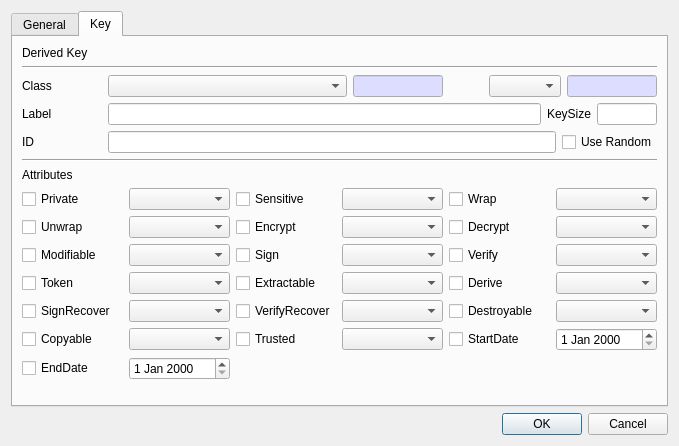
Before: the Qt Designer form CryptokiMan/derive_key_dlg.ui in jykim74/CryptokiMan, drawn with Qt 5.
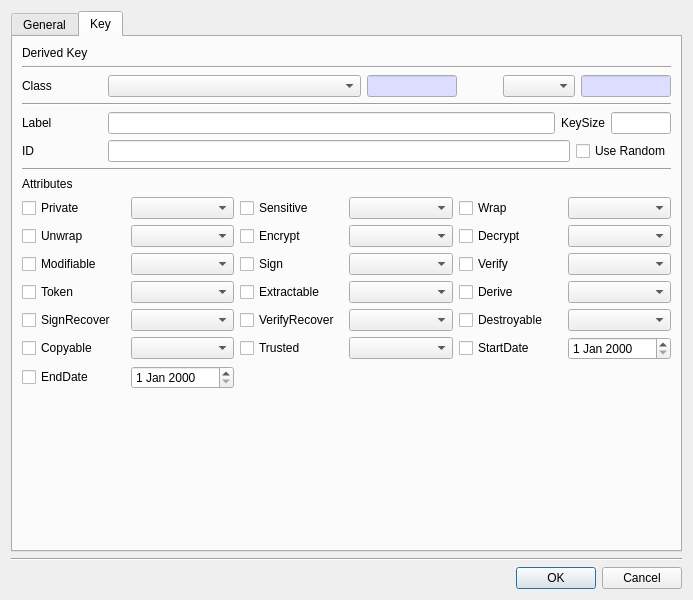
After: the same form once the commit is applied. The open tabs and pages were chosen to show the change.

```diff
--- a/CryptokiMan/derive_key_dlg.ui
+++ b/CryptokiMan/derive_key_dlg.ui
@@ -6,8 +6,8 @@
    <rect>
     <x>0</x>
     <y>0</y>
-    <width>679</width>
-    <height>446</height>
+    <width>693</width>
+    <height>600</height>
    </rect>
   </property>
   <property name="windowTitle">
@@ -891,6 +891,13 @@
          </item>
         </layout>
        </item>
+       <item>
+        <widget class="Line" name="line">
+         <property name="orientation">
+          <enum>Qt::Horizontal</enum>
+         </property>
+        </widget>
+       </item>
        <item>
         <layout class="QGridLayout" name="gridLayout_6">
          <item row="0" column="2">
@@ -1180,6 +1187,13 @@
      </widget>
     </widget>
    </item>
+   <item>
+    <widget class="Line" name="line_6">
+     <property name="orientation">
+      <enum>Qt::Horizontal</enum>
+     </property>
+    </widget>
+   </item>
    <item>
     <widget class="QDialogButtonBox" name="buttonBox">
      <property name="orientation">
```
Left out of the diff: 2 changed lines with no effect on the pictures.
